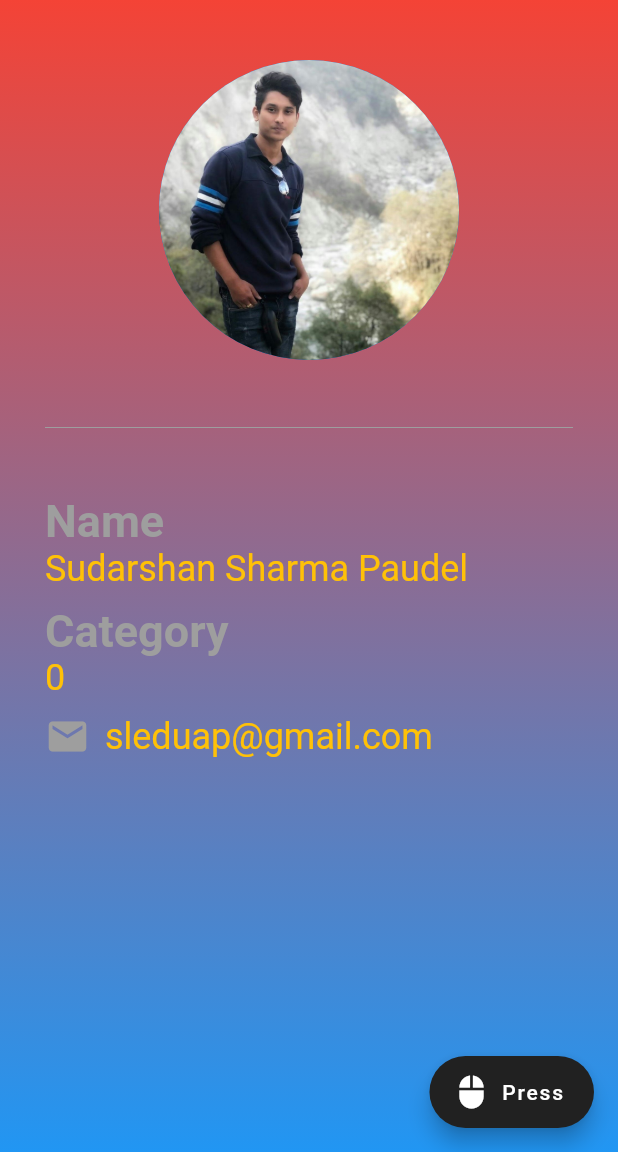
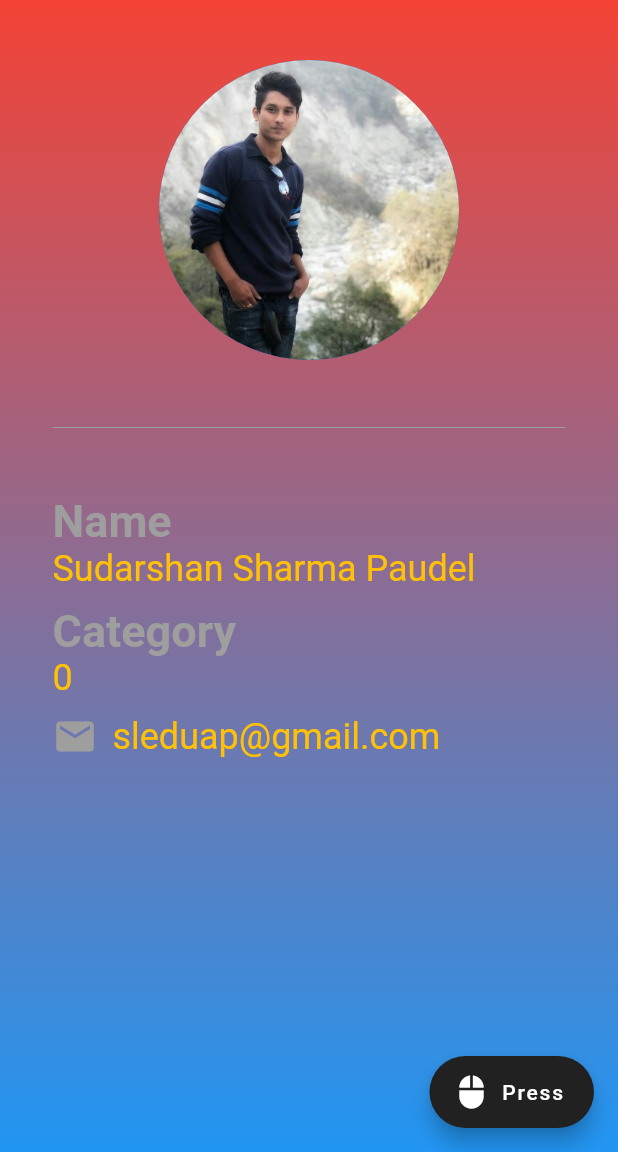
Before and after one commit to sleduap/licence, a Flutter app: the screen it shows after launch, on a phone screen of 412 x 824 dp, the part 84-1236 px from its top. Run offline on Flutter 3.47's test engine with Material 2 defaults, Android fonts, the phone set to English and light mode, and no system bars.

Commit message:
Update main.dart

```diff
--- a/lib/main.dart
+++ b/lib/main.dart
@@ -39,7 +39,7 @@ class _LicenceState extends State<Licence> {
           backgroundColor: Colors.grey[900],
         ),
         body: Container(
-          padding: const EdgeInsets.fromLTRB(30, 40, 30, 0),
+          padding: const EdgeInsets.fromLTRB(35, 40, 35, 0),
           decoration: const BoxDecoration(
             gradient: LinearGradient(
                 colors: [Colors.red, Colors.blue],
```
